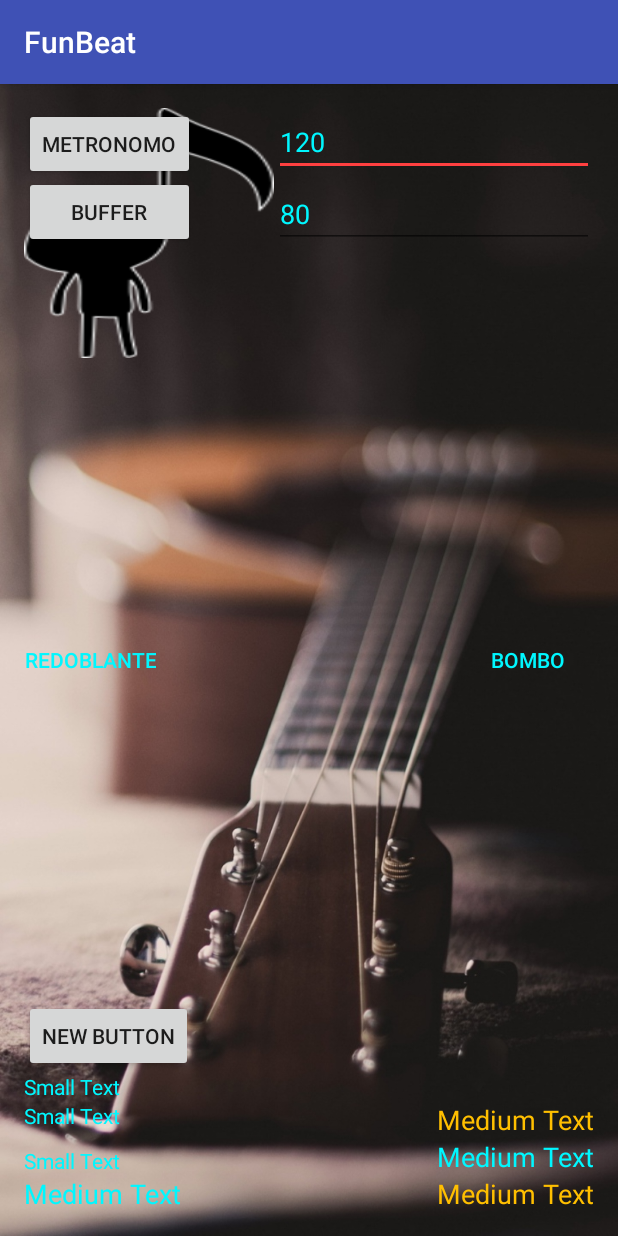
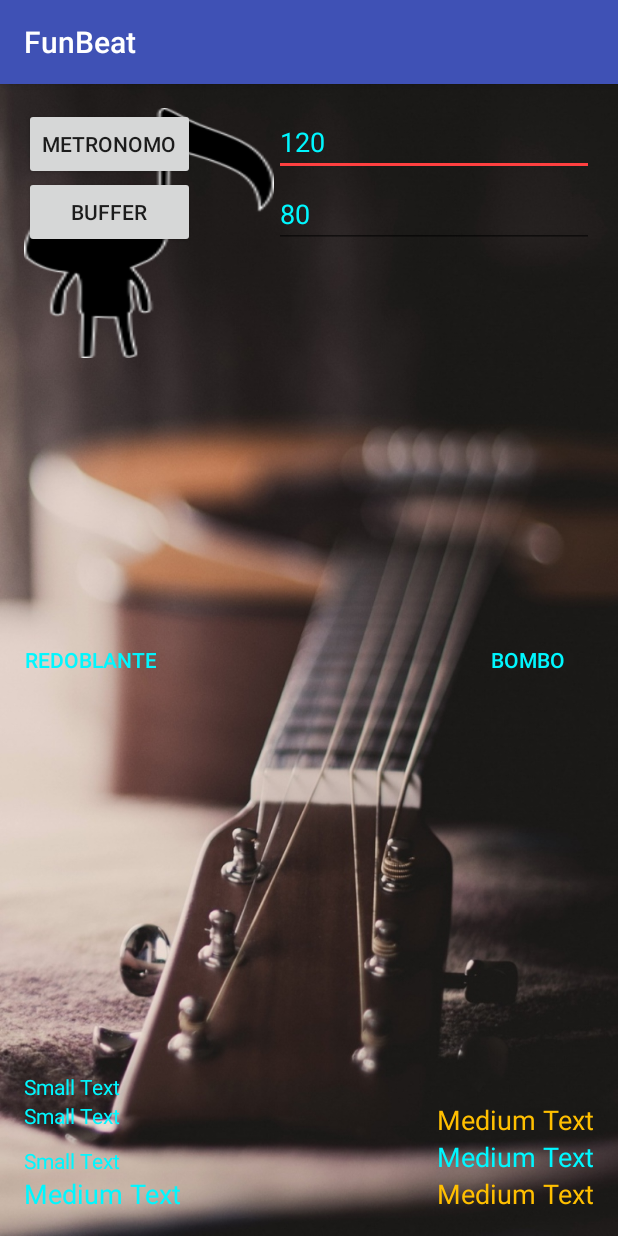
Before and after one commit to Jeixonx/FunBeat, an Android app: the screen it shows after launch (MainActivity), on a phone screen of 412 x 824 dp. Run offline under Robolectric (Android 15) with nearby library versions, the phone set to English and light mode, and no system bars.

```diff
--- a/app/src/main/res/layout/activity_main.xml
+++ b/app/src/main/res/layout/activity_main.xml
@@ -146,12 +146,4 @@
         android:layout_alignParentStart="true"
         android:textColor="#00f7ff" />
 
-    <Button
-        android:layout_width="wrap_content"
-        android:layout_height="wrap_content"
-        android:text="New Button"
-        android:id="@+id/button5"
-        android:layout_above="@+id/textViewX"
-        android:layout_alignParentStart="true" />
-
 </RelativeLayout>
```
